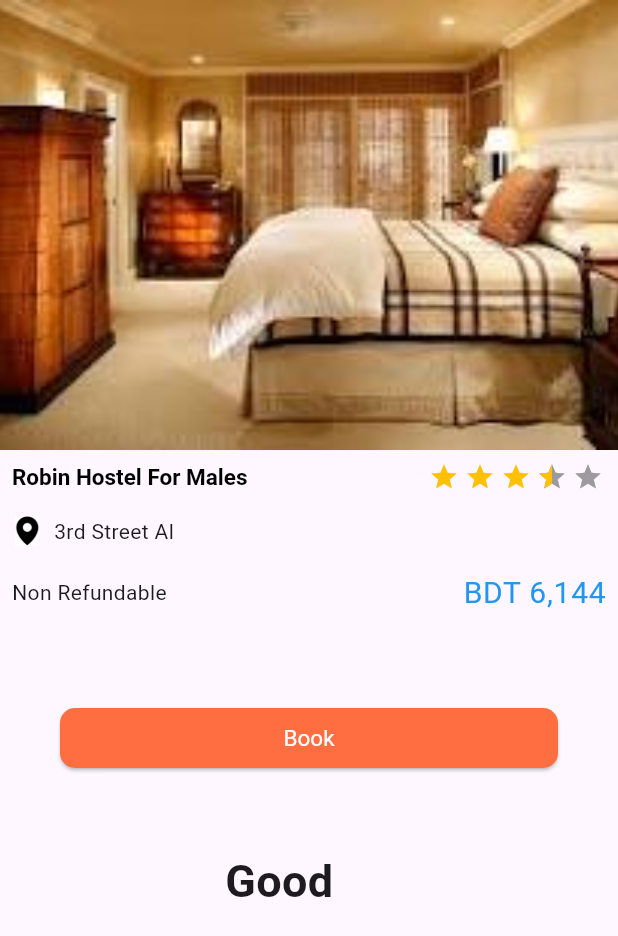
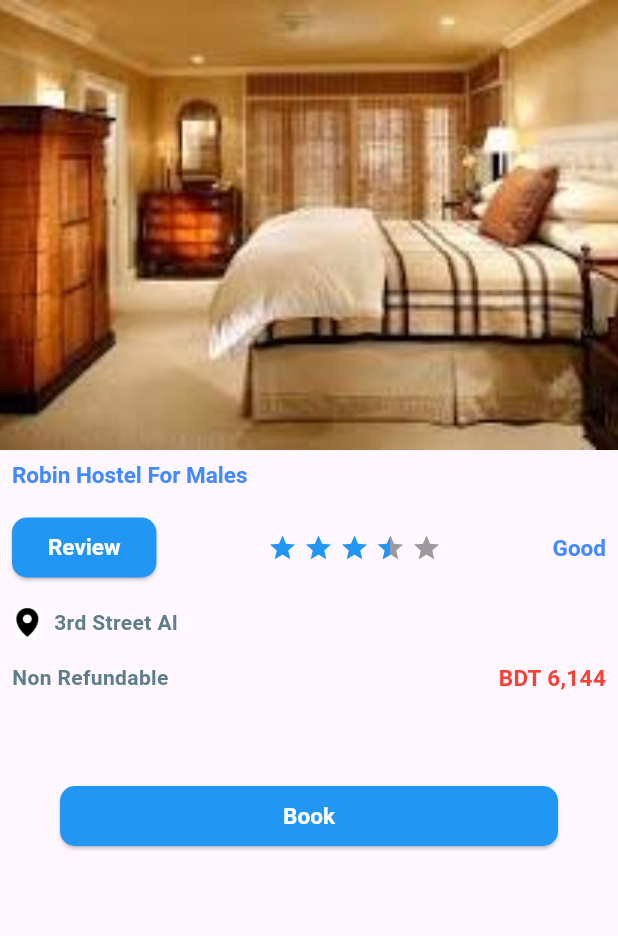
Before and after one commit to SyedPiyal/Flutter_json-to-listview, a Flutter app: the screen it shows after launch, after a tap on "Robin Hostel For Males", on a phone screen of 412 x 824 dp. Shown: the top 936 px of the screen. Run offline on Flutter 3.47's test engine with Material 3 defaults, Android fonts, the phone set to English and light mode, and no system bars; drawn by our look-alikes of flutter_rating_bar; missing offline and left inert: dart:ffi.

Commit message:
Json data show in listview

```diff
--- a/lib/theme/CustomThem.dart
+++ b/lib/theme/CustomThem.dart
@@ -12,10 +12,12 @@ final ThemeData themeData = ThemeData(
   buttonTheme: const ButtonThemeData(
     buttonColor: Colors.blue
   ),
-  textTheme: const TextTheme(
+  textTheme:  TextTheme(
     headline1: TextStyle(fontSize: 15,color: Colors.black45,fontWeight: FontWeight.bold),
-    headline2: TextStyle(fontSize: 15,color: Colors.black,fontWeight: FontWeight.bold),
-    bodyText1: TextStyle(fontSize: 20,color: Colors.blue)
+    headline2: TextStyle(fontSize: 15,color: Colors.blueAccent,fontWeight: FontWeight.bold),
+    bodyText1: TextStyle(fontSize: 15,color: Colors.red),
+    bodyText2: TextStyle(color: Colors.blueGrey,fontWeight: FontWeight.bold),
+
   ),
 
 );
--- a/lib/ui/details/DetailsPage.dart
+++ b/lib/ui/details/DetailsPage.dart
@@ -1,4 +1,5 @@
 import 'package:buytickets/model/DataModel.dart';
+import 'package:buytickets/theme/CustomThem.dart';
 import 'package:buytickets/widget/CustomDialog.dart';
 import 'package:flutter/cupertino.dart';
 import 'package:flutter/material.dart';
@@ -33,13 +34,45 @@ class _DetailsPageState extends State<DetailsPage> {
             ),
           ),
           Padding(
+            padding: const EdgeInsets.all(8.0),
+            child: Text(
+              widget.dataModel.title!,
+              style: Theme.of(context).textTheme.headline2,
+            ),
+          ),
+          Padding(
             padding: const EdgeInsets.all(8),
             child: Row(
               mainAxisAlignment: MainAxisAlignment.spaceBetween,
               children: [
-                Text(
-                  widget.dataModel.title!,
-                  style: Theme.of(context).textTheme.headline2,
+                //button for review
+                ElevatedButton(
+                  onPressed: () {
+                    showDialog(
+                      context: context,
+                      builder: (ctx) => CustomDailog(title: "Book",dropValue: dropdownValue,value: selectedOption),
+                    ).then((value) {
+                      final data = value as (int,String);
+                      setState(() {
+                        selectedOption = data.$1;
+                        dropdownValue = data.$2;
+                      });
+                    });
+                  },
+                  style: ElevatedButton.styleFrom(
+                      shape: RoundedRectangleBorder(
+                          borderRadius: BorderRadius.circular(
+                            10,
+                          )),
+                      minimumSize: const Size(50, 40),
+                      foregroundColor: Colors.white,
+                      // Text Color (Foreground color)
+                      textStyle: const TextStyle(
+                        color: Colors.white,
+                        fontSize: 20,
+                      ),
+                      backgroundColor: Colors.blue),
+                  child: const Text("Review", style: TextStyle(fontSize: 15,fontWeight: FontWeight.bold)),
                 ),
                 RatingBar.builder(
                   ignoreGestures: true,
@@ -52,11 +85,15 @@ class _DetailsPageState extends State<DetailsPage> {
                   itemPadding: const EdgeInsets.symmetric(horizontal: 2.0),
                   itemBuilder: (context, _) => const Icon(
                     Icons.star,
-                    color: Colors.amber,
+                    color: Colors.blue,
                   ),
                   onRatingUpdate: (rating) {
                     // Handle rating update if needed
                   },
+                ),
+                Text(
+                  dropdownValue,
+                  style: Theme.of(context).textTheme.headline2,
                 ),
               ],
             ),
@@ -80,29 +117,23 @@ class _DetailsPageState extends State<DetailsPage> {
             child: Row(
               mainAxisAlignment: MainAxisAlignment.spaceBetween,
               children: [
+                //text for Refound
                 Text(widget.dataModel.ref!),
+
+                //text for price
                 Text(
                   widget.dataModel.price!,
-                  style: Theme.of(context).textTheme.bodyText1,
+                  style: themeData.textTheme.bodyText1,
                 ),
               ],
             ),
           ),
-          //button for booking and alert dialog
+          //button for booking and show loader
           Padding(
             padding: const EdgeInsets.only(left: 40, right: 40, top: 50),
             child: ElevatedButton(
               onPressed: () {
-                showDialog(
-                  context: context,
-                  builder: (ctx) => CustomDailog(title: "Book",dropValue: dropdownValue,value: selectedOption),
-                ).then((value) {
-                  final data = value as (int,String);
-                  setState(() {
-                    selectedOption = data.$1;
-                    dropdownValue = data.$2;
-                  });
-                });
+
               },
               style: ElevatedButton.styleFrom(
                   shape: RoundedRectangleBorder(
@@ -116,17 +147,11 @@ class _DetailsPageState extends State<DetailsPage> {
                     color: Colors.white,
                     fontSize: 20,
                   ),
-                  backgroundColor: Colors.deepOrangeAccent),
-              child: const Text("Book", style: TextStyle(fontSize: 15)),
+                  backgroundColor: Colors.blue),
+              child: const Text("Book", style: TextStyle(fontSize: 15,fontWeight: FontWeight.bold)),
             ),
           ),
-          Padding(
-              padding: const EdgeInsets.only(left: 150, top: 50),
-              child: Text(
-                dropdownValue,
-                style:
-                    const TextStyle(fontWeight: FontWeight.bold, fontSize: 30),
-              )),
+
         ],
       ),
     );
--- a/lib/ui/home/MyHomePage.dart
+++ b/lib/ui/home/MyHomePage.dart
@@ -49,12 +49,12 @@ class _MyHomePageState extends State<MyHomePage> {
 
   @override
   Widget build(BuildContext context) {
+    final theme = Theme.of(context);
     return Scaffold(
       appBar: AppBar(
-        leading: const Icon(Icons.arrow_back),
-        //Image.asset("assets/images/back.jpg"),
+        leading: const Icon(Icons.arrow_back,
+        color: Colors.white),
         backgroundColor: Theme.of(context).appBarTheme.backgroundColor,
-        //Theme.of(context).colorScheme.inversePrimary,
         title: const Column(
           children: [
             Align(
@@ -63,19 +63,13 @@ class _MyHomePageState extends State<MyHomePage> {
                     style: TextStyle(fontSize: 12.5, color: Colors.white70))),
             Row(
               children: [
-                Text("01 Nov,24",
+                Text("01 Nov,24 -",
                     style: TextStyle(fontSize: 12.5, color: Colors.white70)),
-                Text("-",
+                Text(" 01 Dec,24 |",
                     style: TextStyle(fontSize: 12.5, color: Colors.white70)),
-                Text("01 Dec,24",
+                Text(" 30 Night",
                     style: TextStyle(fontSize: 12.5, color: Colors.white70)),
-                Text(" | ",
-                    style: TextStyle(fontSize: 12.5, color: Colors.white70)),
-                Text("30 Night",
-                    style: TextStyle(fontSize: 12.5, color: Colors.white70)),
-                Text(" | ",
-                    style: TextStyle(fontSize: 12.5, color: Colors.white70)),
-                Text("1 Room,1 Adult",
+                Text(" | 1 Room,1 Adult",
                     style: TextStyle(fontSize: 12.5, color: Colors.white70)),
               ],
             ),
@@ -160,7 +154,7 @@ class _MyHomePageState extends State<MyHomePage> {
                                   const EdgeInsets.symmetric(horizontal: 2.0),
                                   itemBuilder: (context, _) => const Icon(
                                     Icons.star,
-                                    color: Colors.amber,
+                                    color: Colors.blue,
                                   ),
                                   onRatingUpdate: (rating) {
                                     // Handle rating update if needed
@@ -177,13 +171,13 @@ class _MyHomePageState extends State<MyHomePage> {
                                 height: 20,
                               ),
                               const SizedBox(width: 8),
-                              Text(data.address!),
+                              Text(data.address!,style: TextStyle(color: Colors.black,fontWeight: FontWeight.normal),),
                             ],
                           ),
                           Row(
                             mainAxisAlignment: MainAxisAlignment.spaceBetween,
                             children: [
-                              Text(data.ref!),
+                              Text(data.ref!,style: Theme.of(context).textTheme.bodyText2),
                               Text(data.price!,style: Theme.of(context).textTheme.bodyText1),
                             ],
                           ),
```
Also changed, not shown: lib/widget/CustomDialog.dart (+55 -10 lines).
